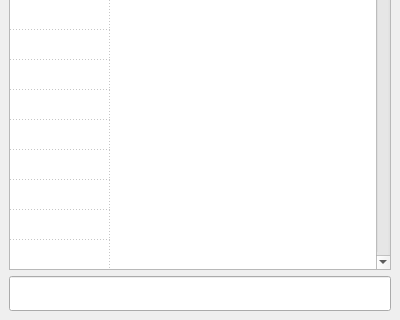
The window that qtpd_gui/window/cm_pdwindow.ui (njazz/tilde) describes before a commit, drawn with Qt 5; both pictures show x 0 to 400 and y 206 to 526 of the 400 by 526 pixel window.
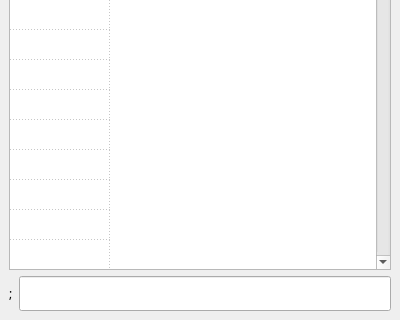
The same window after the commit.

Commit message: console window send message fixes

```diff
--- a/qtpd_gui/window/cm_pdwindow.ui
+++ b/qtpd_gui/window/cm_pdwindow.ui
@@ -21,6 +21,37 @@
   </property>
   <widget class="QWidget" name="centralwidget">
    <layout class="QGridLayout" name="gridLayout">
+    <item row="2" column="0">
+     <layout class="QHBoxLayout" name="horizontalLayout">
+      <item>
+       <widget class="QLabel" name="sendMessageLabel">
+        <property name="font">
+         <font>
+          <family>Source Code Pro</family>
+          <weight>50</weight>
+          <bold>false</bold>
+         </font>
+        </property>
+        <property name="text">
+         <string>;</string>
+        </property>
+       </widget>
+      </item>
+      <item>
+       <widget class="QLineEdit" name="sendMessage">
+        <property name="font">
+         <font>
+          <family>Source Code Pro</family>
+          <pointsize>14</pointsize>
+         </font>
+        </property>
+        <property name="placeholderText">
+         <string/>
+        </property>
+       </widget>
+      </item>
+     </layout>
+    </item>
     <item row="0" column="0">
      <widget class="QWidget" name="toolbar" native="true">
       <property name="minimumSize">
@@ -628,16 +659,6 @@
       <column/>
      </widget>
     </item>
-    <item row="2" column="0">
-     <widget class="QLineEdit" name="sendMessage">
-      <property name="font">
-       <font>
-        <family>Source Code Pro</family>
-        <pointsize>14</pointsize>
-       </font>
-      </property>
-     </widget>
-    </item>
    </layout>
   </widget>
   <widget class="QMenuBar" name="menubar">
```
The commit also changes 2 other files.
